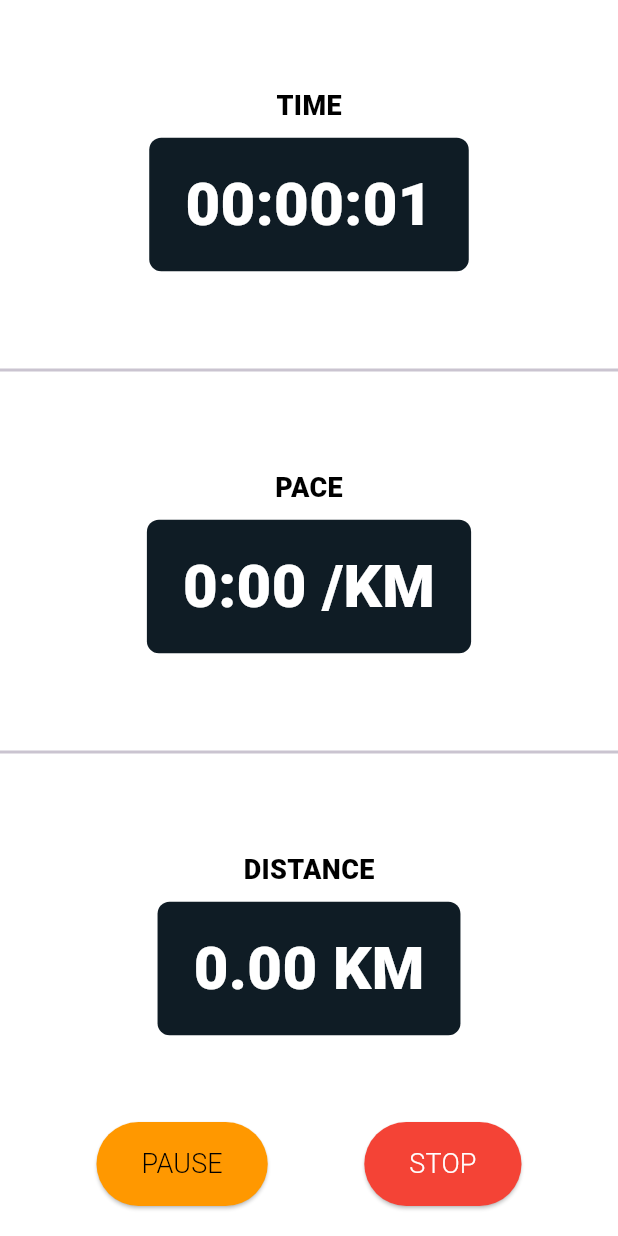
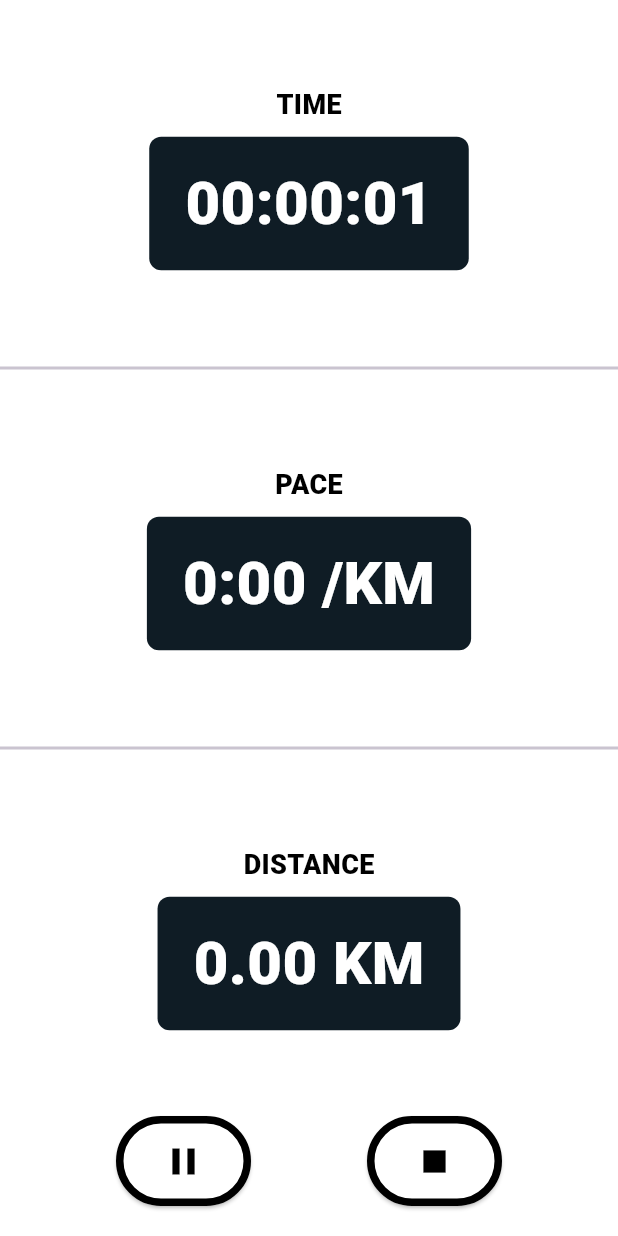
Before and after one commit to Unic-X/Athleo, a Flutter app: the RecordScreen screen opened by its route, after a tap on "START", on a phone screen of 412 x 824 dp. Run offline on Flutter 3.47's test engine with Material 3 defaults, Android fonts, the phone set to English and light mode, and no system bars; our stand-ins replace cloud_firestore, firebase_auth, firebase_core, fl_chart, geolocator, google_maps_flutter; accounts and stored records are empty; network calls fail.

Commit message:
records accents

```diff
--- a/frontend/lib/Screens/record.dart
+++ b/frontend/lib/Screens/record.dart
@@ -206,7 +206,7 @@ class _RecordScreenState extends State<RecordScreen> {
             child: Center(
               child: Container(
                 decoration: BoxDecoration(
-                  color: Colors.black.withOpacity(1.0),
+                  color: Color(0xFF112939),
                   shape: BoxShape.circle,
                 ),
                 padding: const EdgeInsets.all(10),
@@ -238,7 +238,7 @@ class _RecordScreenState extends State<RecordScreen> {
                   style: ElevatedButton.styleFrom(
                     shape: const CircleBorder(),
                     padding: const EdgeInsets.all(20),
-                    backgroundColor: const Color(0xFF00E5FF),
+                    backgroundColor: const Color(0xFFFFFCF0),
                   ),
                   child: const Text('START',
                       style: TextStyle(fontSize: 18, color: Colors.black)),
@@ -254,7 +254,7 @@ class _RecordScreenState extends State<RecordScreen> {
               margin: const EdgeInsets.all(15),
               padding: const EdgeInsets.symmetric(vertical: 10),
               decoration: BoxDecoration(
-                color: Colors.black.withOpacity(1.0),
+                color: Color(0xFF112939),
                 borderRadius: BorderRadius.circular(30),
               ),
               child: Row(
@@ -264,21 +264,21 @@ class _RecordScreenState extends State<RecordScreen> {
                     onPressed: () {
                       // Handle sport button press
                     },
-                    backgroundColor: const Color(0xFF00E5FF),
+                    backgroundColor: const Color(0xFFFFFCF0),
                     child: const Icon(Icons.sports),
                   ),
                   FloatingActionButton(
                     onPressed: () {
                       // Handle sensor button press
                     },
-                    backgroundColor: const Color(0xFF00E5FF),
+                    backgroundColor: const Color(0xFFFFFCF0),
                     child: const Icon(Icons.sensors),
                   ),
                   FloatingActionButton(
                     onPressed: () {
                       // Handle music button press
                     },
-                    backgroundColor: const Color(0xFF00E5FF),
+                    backgroundColor: const Color(0xFFFFFCF0),
                     child: const Icon(Icons.music_note),
                   ),
                 ],
--- a/frontend/lib/Screens/record_2.dart
+++ b/frontend/lib/Screens/record_2.dart
@@ -79,7 +79,7 @@ class _RunStatsPageState extends State<RunStatsPage> {
           Row(
             mainAxisAlignment: MainAxisAlignment.spaceEvenly,
             children: [
-              // Pause Button
+              // Pause/Resume Button
               ElevatedButton(
                 onPressed: () {
                   setState(() {
@@ -92,13 +92,15 @@ class _RunStatsPageState extends State<RunStatsPage> {
                   });
                 },
                 style: ElevatedButton.styleFrom(
-                  backgroundColor: _isRunning ? Colors.orange : Color(0xFF00E5FF),
+                  backgroundColor: Colors.white,
+                  side: BorderSide(color: Colors.black, width: 5), // Thick black border
                   padding: EdgeInsets.symmetric(horizontal: 30, vertical: 15),
                   shape: RoundedRectangleBorder(borderRadius: BorderRadius.circular(30)),
                 ),
-                child: Text(
-                  _isRunning ? 'PAUSE' : 'RESUME',
-                  style: TextStyle(fontSize: 18, color: Colors.black),
+                child: Icon(
+                  _isRunning ? Icons.pause : Icons.play_arrow,
+                  color: Colors.black,
+                  size: 30,
                 ),
               ),
               // Stop Button
@@ -113,13 +115,15 @@ class _RunStatsPageState extends State<RunStatsPage> {
                   _navigateBackToRecord(); // Navigate back to record.dart
                 },
                 style: ElevatedButton.styleFrom(
-                  backgroundColor: Colors.red,
+                  backgroundColor: Colors.white,
+                  side: BorderSide(color: Colors.black, width: 5), // Thick black border
                   padding: EdgeInsets.symmetric(horizontal: 30, vertical: 15),
                   shape: RoundedRectangleBorder(borderRadius: BorderRadius.circular(30)),
                 ),
-                child: Text(
-                  'STOP',
-                  style: TextStyle(fontSize: 18, color: Colors.white),
+                child: Icon(
+                  Icons.stop,
+                  color: Colors.black,
+                  size: 30,
                 ),
               ),
             ],
```
